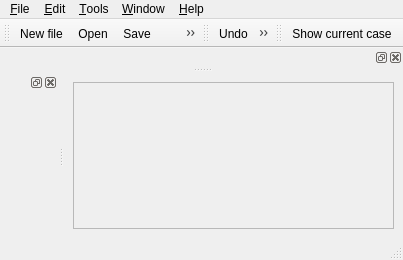
The window that gui/Base/MainForm.ui (code-saturne/code_saturne) describes before a commit, drawn with Qt 5.
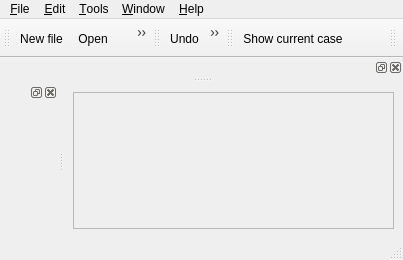
The same window after the commit. Icons and pictures are not drawn.

Commit message: change splashscreen, welcome and add logo

Patch:
```diff
--- a/gui/Base/MainForm.ui
+++ b/gui/Base/MainForm.ui
@@ -159,6 +159,21 @@
    </attribute>
    <addaction name="displayCaseAction"/>
   </widget>
+  <widget class="QToolBar" name="toolBar_4">
+   <property name="windowTitle">
+    <string>toolBar_4</string>
+   </property>
+   <property name="layoutDirection">
+    <enum>Qt::RightToLeft</enum>
+   </property>
+   <attribute name="toolBarArea">
+    <enum>TopToolBarArea</enum>
+   </attribute>
+   <attribute name="toolBarBreak">
+    <bool>false</bool>
+   </attribute>
+   <addaction name="displayLogo"/>
+  </widget>
   <widget class="QDockWidget" name="dockWidgetIdentity">
    <attribute name="dockWidgetArea">
     <number>4</number>
@@ -276,6 +291,12 @@
     <string>Ctrl+P</string>
    </property>
   </action>
+  <action name="displayLogo">
+   <property name="icon">
+    <iconset resource="resource_base.qrc">
+     <normaloff>:/icons/22x22/MONO-bulle-HD.png</normaloff>:/icons/22x22/MONO-bulle-HD.png</iconset>
+   </property>
+  </action>
   <action name="reload_modulesAction">
    <property name="icon">
     <iconset>
```
Left out of the diff: 4 changed lines with no effect on the pictures. The commit also changes 9 other files.
